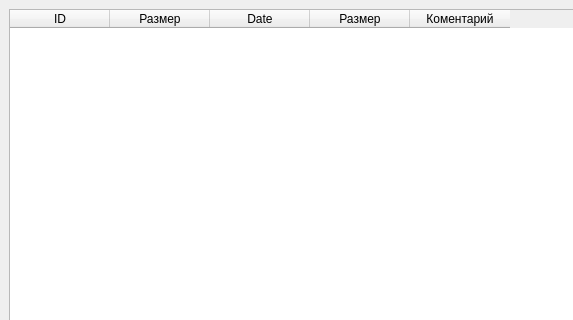
Old version of the form beta2.ui in the repository Munsik-dev/ArtCatalog; both pictures show x 0 to 573 and y 0 to 320 of the 1092 by 623 pixel window.
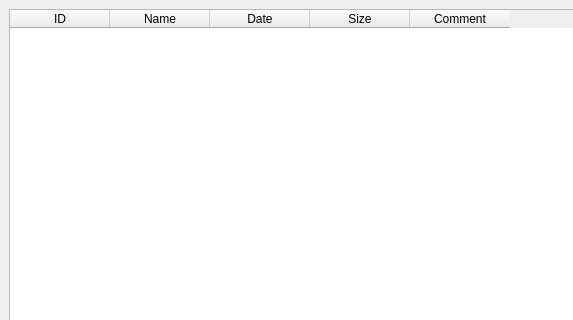
New version of the form.

Commit message: Бета 1.0 интерфейс

What changed in the file:
```diff
--- a/beta2.ui
+++ b/beta2.ui
@@ -36,7 +36,7 @@
       </column>
       <column>
        <property name="text">
-        <string>Размер</string>
+        <string>Name</string>
        </property>
       </column>
       <column>
@@ -46,12 +46,12 @@
       </column>
       <column>
        <property name="text">
-        <string>Размер</string>
+        <string>Size</string>
        </property>
       </column>
       <column>
        <property name="text">
-        <string>Коментарий</string>
+        <string>Comment</string>
        </property>
       </column>
      </widget>
```
Left out of the diff: 2 changed lines with no effect on the pictures. The commit also changes 2 other files.
